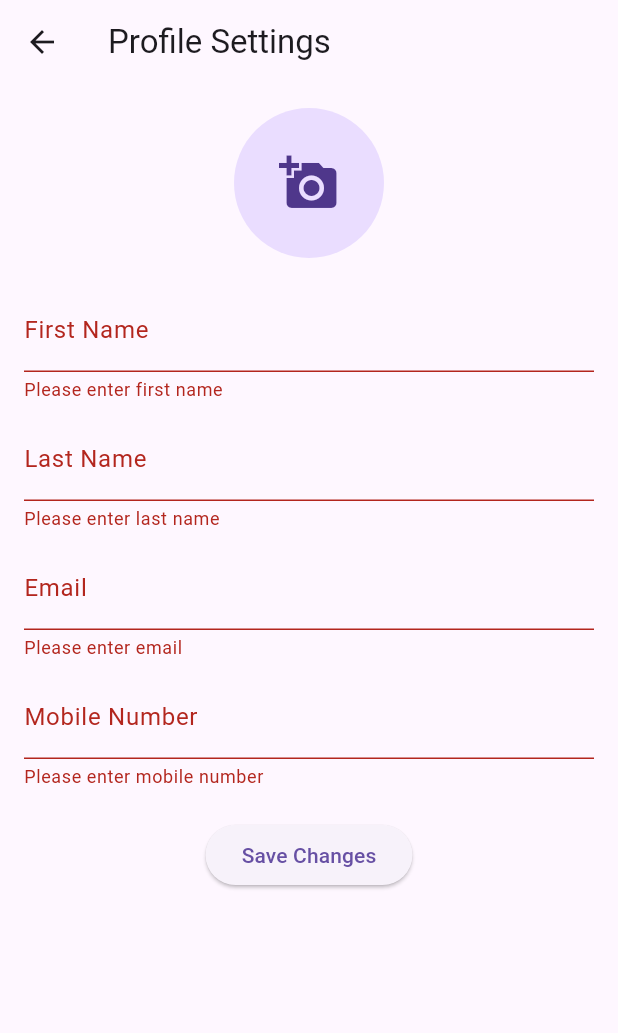
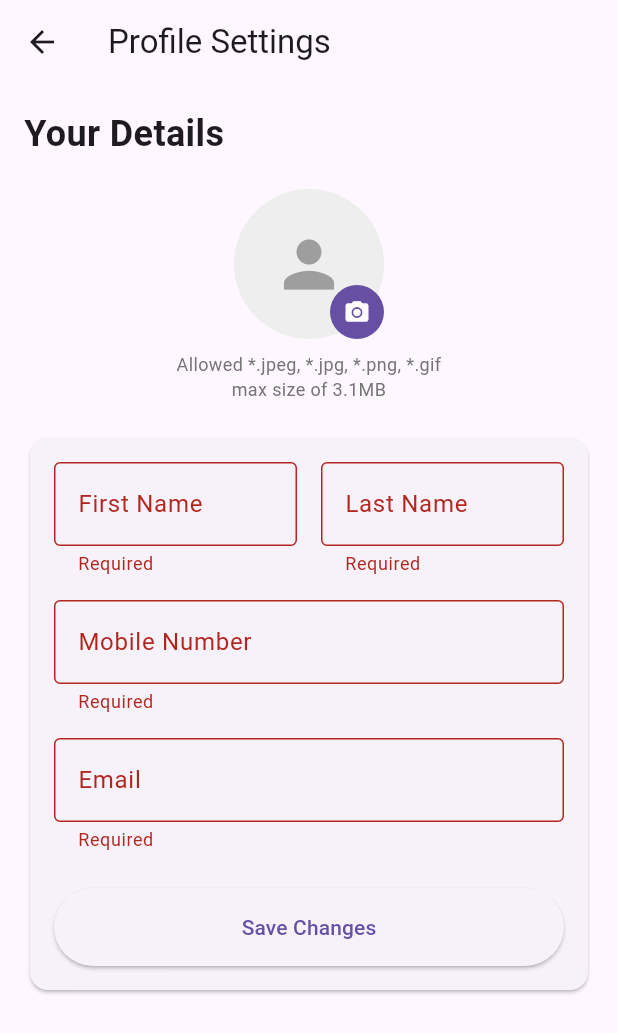
Before and after one commit to Harshdeep7168/webview, a Flutter app: the ProfileSettingsPage screen opened directly, after a tap on "Save Changes", on a phone screen of 412 x 824 dp. Shown: the top 1033 px of the screen. Run offline on Flutter 3.47's test engine with Material 3 defaults, Android fonts, the phone set to English and light mode, and no system bars; our stand-ins replace image_picker, webview_flutter; missing offline and left inert: dart:html, webview_flutter_android, webview_flutter_wkwebview.

Commit message:
added a separate settings page

```diff
--- a/lib/profile_settings_page.dart
+++ b/lib/profile_settings_page.dart
@@ -2,7 +2,6 @@ import 'package:flutter/material.dart';
 import 'package:image_picker/image_picker.dart';
 import 'package:http/http.dart' as http;
 import 'dart:io';
-import 'dart:convert';
 
 class ProfileSettingsPage extends StatefulWidget {
   const ProfileSettingsPage({Key? key}) : super(key: key);
@@ -23,7 +22,12 @@ class _ProfileSettingsPageState extends State<ProfileSettingsPage> {
   Future<void> _pickImage() async {
     try {
       final ImagePicker picker = ImagePicker();
-      final XFile? image = await picker.pickImage(source: ImageSource.gallery);
+      final XFile? image = await picker.pickImage(
+        source: ImageSource.gallery,
+        maxWidth: 1000,
+        maxHeight: 1000,
+        imageQuality: 85,
+      );
 
       if (image != null) {
         setState(() {
@@ -47,16 +51,15 @@ class _ProfileSettingsPageState extends State<ProfileSettingsPage> {
     try {
       var request = http.MultipartRequest(
         'PUT',
-        Uri.parse('https://demo.deskos.net/api/v1/accounts/user/update-general-settings/'),
+        Uri.parse(
+            'https://demo.deskos.net/api/v1/accounts/user/update-general-settings/'),
       );
 
-      // Add form fields
       request.fields['firstName'] = _firstNameController.text;
       request.fields['lastName'] = _lastNameController.text;
       request.fields['email'] = _emailController.text;
       request.fields['mobileNumber'] = _mobileController.text;
 
-      // Add image if selected
       if (_imageFile != null) {
         request.files.add(await http.MultipartFile.fromPath(
           'photo',
@@ -64,28 +67,33 @@ class _ProfileSettingsPageState extends State<ProfileSettingsPage> {
         ));
       }
 
-      // Add your auth token here
-      request.headers['Authorization'] = 'Bearer YOUR_AUTH_TOKEN';
+      // Get token from shared preferences or your auth service
+      // request.headers['Authorization'] = 'Bearer $token';
 
       var response = await request.send();
-      var responseData = await response.stream.bytesToString();
 
       if (response.statusCode == 200) {
+        if (mounted) {
           ScaffoldMessenger.of(context).showSnackBar(
             const SnackBar(content: Text('Profile updated successfully!')),
           );
           Navigator.pop(context);
+        }
       } else {
         throw Exception('Failed to update profile');
       }
     } catch (e) {
+      if (mounted) {
         ScaffoldMessenger.of(context).showSnackBar(
           const SnackBar(content: Text('Failed to update profile')),
         );
+      }
     } finally {
+      if (mounted) {
         setState(() {
           _isLoading = false;
         });
+      }
     }
   }
 
@@ -94,85 +102,138 @@ class _ProfileSettingsPageState extends State<ProfileSettingsPage> {
     return Scaffold(
       appBar: AppBar(
         title: const Text('Profile Settings'),
+        elevation: 0,
       ),
       body: SingleChildScrollView(
         padding: const EdgeInsets.all(16.0),
         child: Form(
           key: _formKey,
           child: Column(
+            crossAxisAlignment: CrossAxisAlignment.start,
             children: [
+              const Text(
+                'Your Details',
+                style: TextStyle(
+                  fontSize: 24,
+                  fontWeight: FontWeight.bold,
+                ),
+              ),
+              const SizedBox(height: 20),
+
               // Profile Image
-              GestureDetector(
-                onTap: _pickImage,
+              Center(
+                child: Stack(
+                  children: [
+                    CircleAvatar(
+                      radius: 50,
+                      backgroundColor: Colors.grey[200],
+                      backgroundImage:
+                          _imageFile != null ? FileImage(_imageFile!) : null,
+                      child: _imageFile == null
+                          ? const Icon(Icons.person,
+                              size: 50, color: Colors.grey)
+                          : null,
+                    ),
+                    Positioned(
+                      right: 0,
+                      bottom: 0,
                       child: CircleAvatar(
-                  radius: 50,
-                  backgroundImage: _imageFile != null
-                    ? FileImage(_imageFile!)
-                    : null,
-                  child: _imageFile == null
-                    ? const Icon(Icons.add_a_photo, size: 40)
-                    : null,
+                        backgroundColor: Theme.of(context).primaryColor,
+                        radius: 18,
+                        child: IconButton(
+                          icon: const Icon(Icons.camera_alt, size: 18),
+                          color: Colors.white,
+                          onPressed: _pickImage,
+                        ),
+                      ),
+                    ),
+                  ],
+                ),
+              ),
+              const SizedBox(height: 8),
+              Center(
+                child: Text(
+                  'Allowed *.jpeg, *.jpg, *.png, *.gif\nmax size of 3.1MB',
+                  textAlign: TextAlign.center,
+                  style: TextStyle(
+                    color: Colors.grey[600],
+                    fontSize: 12,
+                  ),
                 ),
               ),
               const SizedBox(height: 20),
 
               // Form Fields
+              Card(
+                child: Padding(
+                  padding: const EdgeInsets.all(16.0),
+                  child: Column(
+                    children: [
+                      Row(
+                        children: [
+                          Expanded(
+                            child: TextFormField(
+                              controller: _firstNameController,
+                              decoration: const InputDecoration(
+                                labelText: 'First Name',
+                                border: OutlineInputBorder(),
+                              ),
+                              validator: (value) =>
+                                  value?.isEmpty ?? true ? 'Required' : null,
+                            ),
+                          ),
+                          const SizedBox(width: 16),
+                          Expanded(
+                            child: TextFormField(
+                              controller: _lastNameController,
+                              decoration: const InputDecoration(
+                                labelText: 'Last Name',
+                                border: OutlineInputBorder(),
+                              ),
+                              validator: (value) =>
+                                  value?.isEmpty ?? true ? 'Required' : null,
+                            ),
+                          ),
+                        ],
+                      ),
+                      const SizedBox(height: 16),
                       TextFormField(
-                controller: _firstNameController,
-                decoration: const InputDecoration(labelText: 'First Name'),
-                validator: (value) {
-                  if (value?.isEmpty ?? true) {
-                    return 'Please enter first name';
-                  }
-                  return null;
-                },
+                        controller: _mobileController,
+                        decoration: const InputDecoration(
+                          labelText: 'Mobile Number',
+                          border: OutlineInputBorder(),
                         ),
-              const SizedBox(height: 10),
-
-              TextFormField(
-                controller: _lastNameController,
-                decoration: const InputDecoration(labelText: 'Last Name'),
-                validator: (value) {
-                  if (value?.isEmpty ?? true) {
-                    return 'Please enter last name';
-                  }
-                  return null;
-                },
+                        keyboardType: TextInputType.phone,
+                        validator: (value) =>
+                            value?.isEmpty ?? true ? 'Required' : null,
                       ),
-              const SizedBox(height: 10),
-
+                      const SizedBox(height: 16),
                       TextFormField(
                         controller: _emailController,
-                decoration: const InputDecoration(labelText: 'Email'),
+                        decoration: const InputDecoration(
+                          labelText: 'Email',
+                          border: OutlineInputBorder(),
+                        ),
                         keyboardType: TextInputType.emailAddress,
-                validator: (value) {
-                  if (value?.isEmpty ?? true) {
-                    return 'Please enter email';
-                  }
-                  return null;
-                },
+                        validator: (value) =>
+                            value?.isEmpty ?? true ? 'Required' : null,
                       ),
-              const SizedBox(height: 10),
-
-              TextFormField(
-                controller: _mobileController,
-                decoration: const InputDecoration(labelText: 'Mobile Number'),
-                keyboardType: TextInputType.phone,
-                validator: (value) {
-                  if (value?.isEmpty ?? true) {
-                    return 'Please enter mobile number';
-                  }
-                  return null;
-                },
+                      const SizedBox(height: 24),
+                      SizedBox(
+                        width: double.infinity,
+                        child: ElevatedButton(
+                          onPressed: _isLoading ? null : _submitForm,
+                          style: ElevatedButton.styleFrom(
+                            padding: const EdgeInsets.symmetric(vertical: 16),
                           ),
-              const SizedBox(height: 20),
-
-              // Submit Button
-              ElevatedButton(
-                onPressed: _isLoading ? null : _submitForm,
                           child: _isLoading
                               ? const CircularProgressIndicator()
                               : const Text('Save Changes'),
+                        ),
+                      ),
+                    ],
+                  ),
+                ),
               ),
             ],
           ),
--- a/lib/web_view_mobile.dart
+++ b/lib/web_view_mobile.dart
@@ -2,6 +2,7 @@ import 'package:flutter/material.dart';
 import 'package:webview_flutter/webview_flutter.dart';
 import 'package:webview_flutter_android/webview_flutter_android.dart';
 import 'package:webview_flutter_wkwebview/webview_flutter_wkwebview.dart';
+import 'profile_settings_page.dart'; // Import the profile settings page
 import 'dart:io' show Platform;
 
 class PlatformWebView extends StatefulWidget {
@@ -78,8 +79,8 @@ class _PlatformWebViewState extends State<PlatformWebView> {
 
           button.addEventListener('click', (e) => {
             e.preventDefault();
-            // Navigate to the settings page with profile tab
-            window.location.href = '/user/settings';
+            // Call Flutter method for navigation
+            window.flutter.postMessage('openProfileSettings');
           });
 
           input.parentNode.insertBefore(button, input.nextSibling);
@@ -88,6 +89,13 @@ class _PlatformWebViewState extends State<PlatformWebView> {
     ''';
 
     controller.runJavaScript(script);
+  }
+
+  void _openProfileSettings() {
+    Navigator.push(
+      context,
+      MaterialPageRoute(builder: (context) => const ProfileSettingsPage()),
+    );
   }
 
   @override
@@ -103,14 +111,12 @@ class _PlatformWebViewState extends State<PlatformWebView> {
           ),
         // Add a floating action button for quick settings access
         Positioned(
-          bottom: 16,
+          bottom: MediaQuery.of(context).padding.bottom +
+              kBottomNavigationBarHeight +
+              16,
           right: 16,
           child: FloatingActionButton(
-            onPressed: () {
-              // Navigate to settings page
-              controller.loadRequest(
-                  Uri.parse('https://demo.deskos.net/user/settings'));
-            },
+            onPressed: _openProfileSettings,
             backgroundColor: Colors.blue,
             child: const Icon(Icons.settings, color: Colors.white),
           ),
```
Lines whose indentation alone changed are shown as unchanged.
